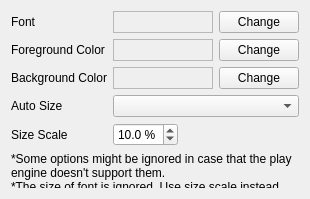
This is src/cmplayer/ui/osdstyle_widget.ui in bylee20/cmplayer-kldp.net as Qt 5 draws it before an edit. The edited form follows.
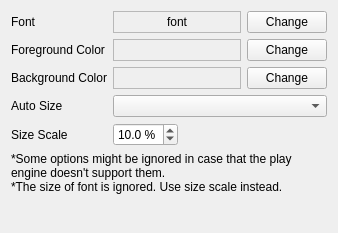
This is the edited form.

What changed in the file:
```diff
--- a/src/cmplayer/ui/osdstyle_widget.ui
+++ b/src/cmplayer/ui/osdstyle_widget.ui
@@ -6,8 +6,8 @@
    <rect>
     <x>0</x>
     <y>0</y>
-    <width>301</width>
-    <height>199</height>
+    <width>338</width>
+    <height>233</height>
    </rect>
   </property>
   <layout class="QGridLayout" name="gridLayout">
@@ -39,7 +39,7 @@
       <enum>QFrame::Sunken</enum>
      </property>
      <property name="text">
-      <string/>
+      <string>font</string>
      </property>
      <property name="alignment">
       <set>Qt::AlignCenter</set>
```
